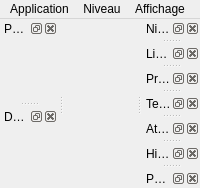
This is Source/Elements/UI/MainWindow.ui in azertval/ProjectGaming as Qt 5 draws it before an edit. The edited form follows.
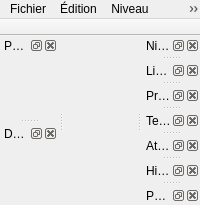
This is the edited form.

Commit message: Barre de menus par nature d'action et espaces de travail (LOT-68, partie A)

Diff of the .ui file:
```diff
--- a/Source/Elements/UI/MainWindow.ui
+++ b/Source/Elements/UI/MainWindow.ui
@@ -5,13 +5,34 @@
   <property name="dockNestingEnabled"><bool>true</bool></property>
   <!-- Widget central : simple hôte, remplacé en code par le QStackedWidget (menu/options/viewport). -->
   <widget class="QWidget" name="centralHost"/>
+
+  <!-- Barres d'outils : declarees ici (LOT-68) plutot que construites en code. Une seule est
+       visible a la fois, selon l'espace de travail actif (hmi::dressingForWorkspace). -->
+  <widget class="QToolBar" name="EditorToolBar">
+   <property name="movable"><bool>false</bool></property>
+   <attribute name="toolBarArea"><enum>TopToolBarArea</enum></attribute>
+   <attribute name="toolBarBreak"><bool>false</bool></attribute>
+  </widget>
+  <widget class="QToolBar" name="PixelToolBar">
+   <property name="movable"><bool>false</bool></property>
+   <attribute name="toolBarArea"><enum>TopToolBarArea</enum></attribute>
+   <attribute name="toolBarBreak"><bool>false</bool></attribute>
+  </widget>
+
   <widget class="QMenuBar" name="menubar">
-   <widget class="QMenu" name="appMenu">
-    <property name="title"><string>Application</string></property>
+   <widget class="QMenu" name="fileMenu">
+    <property name="title"><string>Fichier</string></property>
+    <!-- Enregistrer, Renommer : inseres en code depuis le catalogue, avant actResize. -->
+    <addaction name="actResize"/>
+    <addaction name="separator"/>
     <addaction name="actMainMenu"/>
     <addaction name="separator"/>
     <addaction name="actQuit"/>
    </widget>
+   <widget class="QMenu" name="editMenu">
+    <property name="title"><string>Édition</string></property>
+    <!-- Annuler, Refaire, Copier, Coller : inseres en code depuis le catalogue. -->
+   </widget>
    <widget class="QMenu" name="levelMenu">
     <property name="title"><string>Niveau</string></property>
     <!-- Enregistrer/Essayer/Annuler/Refaire/Grille/Recadrer/Mode de rendu sont inseres en code
@@ -21,12 +42,67 @@
    </widget>
    <widget class="QMenu" name="viewMenu">
     <property name="title"><string>Affichage</string></property>
-    <!-- Les bascules de visibilité des docks sont ajoutées en code (dynamiques). -->
+    <!-- Recadrer, Grille, Mode de rendu : inseres en code, avant les sous-menus. -->
+    <addaction name="separator"/>
+    <addaction name="workspaceMenu"/>
+    <addaction name="layersMenu"/>
+    <addaction name="panelsMenu"/>
+    <addaction name="themeMenu"/>
+   </widget>
+   <widget class="QMenu" name="workshopMenu">
+    <property name="title"><string>Atelier</string></property>
+    <!-- Ouvrir/Nouveau/Enregistrer/Enregistrer sous, miroirs et rotations : inseres en code.
+         Ce menu n'existe que dans l'espace « Atelier pixel art ». -->
+   </widget>
+   <widget class="QMenu" name="helpMenu">
+    <property name="title"><string>Aide</string></property>
+    <!-- Aperçu des raccourcis : insere en code depuis le catalogue. -->
+   </widget>
+
+   <!-- Sous-menu Espace de travail : deux entrees exclusives. Le selecteur vit ICI et nulle part
+        ailleurs (EX-IHM-062) ; le mettre aussi en barre d'outils y remettrait des boutons que ce
+        lot vient d'en retirer. -->
+   <widget class="QMenu" name="workspaceMenu">
+    <property name="title"><string>Espace de travail</string></property>
+    <addaction name="actWorkspaceLevel"/>
+    <addaction name="actWorkspacePixelArt"/>
+   </widget>
+   <!-- Sous-menu Calques : les sept actions suivent l'ORDRE DE DESSIN (hmi::RenderLayer,
+        EX-REN-014). Elles sont declarees ici, mais leur connexion au viewport est derivee de
+        l'enumeration, jamais recopiee. -->
+   <widget class="QMenu" name="layersMenu">
+    <property name="title"><string>Calques</string></property>
+    <addaction name="actLayerBackground"/>
+    <addaction name="actLayerDecorBackground"/>
+    <addaction name="actLayerShadow"/>
+    <addaction name="actLayerTileSkin"/>
+    <addaction name="actLayerObjects"/>
+    <addaction name="actLayerPlayer"/>
+    <addaction name="actLayerDecorForeground"/>
+    <addaction name="separator"/>
+    <addaction name="actShowAllLayers"/>
+   </widget>
+   <!-- Sous-menu Panneaux : les bascules de visibilite des docks sont ajoutees en code
+        (toggleViewAction, dynamiques et propres a l'espace actif). -->
+   <widget class="QMenu" name="panelsMenu">
+    <property name="title"><string>Panneaux</string></property>
+    <addaction name="separator"/>
+    <addaction name="actFollowActiveTool"/>
     <addaction name="actResetLayout"/>
    </widget>
-   <addaction name="appMenu"/>
+   <widget class="QMenu" name="themeMenu">
+    <property name="title"><string>Thème</string></property>
+    <addaction name="actThemeSystem"/>
+    <addaction name="actThemeLight"/>
+    <addaction name="actThemeDark"/>
+   </widget>
+
+   <addaction name="fileMenu"/>
+   <addaction name="editMenu"/>
    <addaction name="levelMenu"/>
    <addaction name="viewMenu"/>
+   <addaction name="workshopMenu"/>
+   <addaction name="helpMenu"/>
   </widget>
   <!-- Panneaux dockables : coquilles nommées (objectName stable pour la persistance QSettings) ;
        leur contenu (arbre de palette, outils, navigateur) est branché en code (setWidget). -->
```
Left out of the diff: 88 changed lines with no effect on the pictures. The commit also changes 4 other files.
